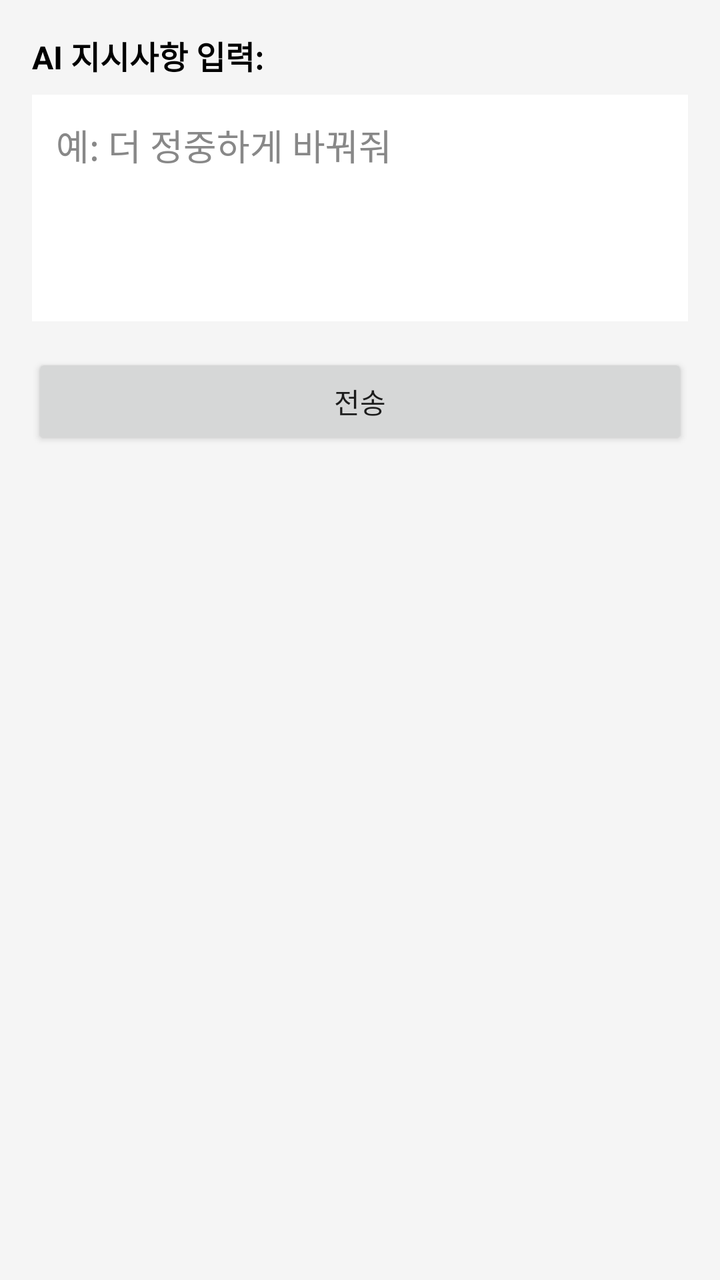
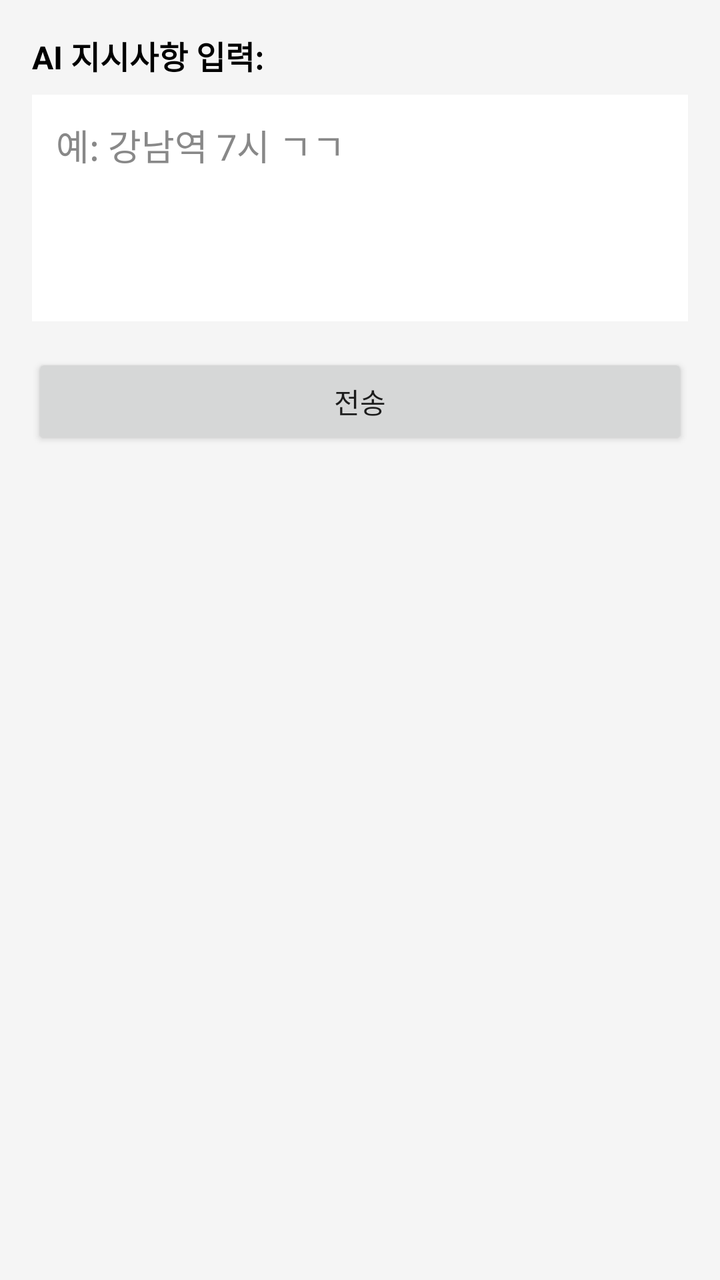

Compare the two renders of this Android layout. The source of the first and the diff that turns it into the second are given below.
<!-- AndroidManifest.xml: application theme Theme.AppCompat.Light.DarkActionBar -->
<!-- res/layout/activity_popup.xml -->
<?xml version="1.0" encoding="utf-8"?>
<ScrollView xmlns:android="http://schemas.android.com/apk/res/android"
    android:layout_width="match_parent"
    android:layout_height="wrap_content"
    android:background="#F5F5F5"
    android:padding="16dp">

    <LinearLayout
        android:layout_width="match_parent"
        android:layout_height="wrap_content"
        android:orientation="vertical">

        <TextView
            android:layout_width="wrap_content"
            android:layout_height="wrap_content"
            android:text="AI 지시사항 입력:"
            android:textStyle="bold"
            android:textColor="#000000"
            android:textSize="16sp"
            android:layout_marginBottom="8dp"/>

        
        <EditText
            android:id="@+id/etUserInput"
            android:layout_width="match_parent"
            android:layout_height="wrap_content"
            android:minLines="4"
            android:gravity="top|start"
            android:hint="예: 더 정중하게 바꿔줘"
            android:textColor="#000000"
            android:textColorHint="#888888"
            android:background="#FFFFFF"
            android:padding="12dp"
            android:layout_marginBottom="16dp"/>

        <Button
            android:id="@+id/btnSend"
            android:layout_width="match_parent"
            android:layout_height="wrap_content"
            android:text="전송"
            android:layout_marginBottom="16dp"/>

        
        <Button
            android:id="@+id/btnOption1"
            android:layout_width="match_parent"
            android:layout_height="wrap_content"
            android:visibility="gone"
            android:textColor="#000000"
            android:backgroundTint="#E0E0E0"
            android:gravity="start|center_vertical"
            android:padding="12dp"
            android:layout_marginBottom="8dp"/>

        <Button
            android:id="@+id/btnOption2"
            android:layout_width="match_parent"
            android:layout_height="wrap_content"
            android:visibility="gone"
            android:textColor="#000000"
            android:backgroundTint="#E0E0E0"
            android:gravity="start|center_vertical"
            android:padding="12dp"/>
    </LinearLayout>
</ScrollView>
<!-- resources referenced by this layout -->
<resources>

</resources>

<!-- the commit's change to res/layout/activity_popup.xml (unified diff, before → after) -->
@@ -19,14 +19,13 @@
             android:textSize="16sp"
             android:layout_marginBottom="8dp"/>
 
-        
         <EditText
             android:id="@+id/etUserInput"
             android:layout_width="match_parent"
             android:layout_height="wrap_content"
             android:minLines="4"
             android:gravity="top|start"
-            android:hint="예: 더 정중하게 바꿔줘"
+            android:hint="예: 강남역 7시 ㄱㄱ"
             android:textColor="#000000"
             android:textColorHint="#888888"
             android:background="#FFFFFF"
@@ -40,7 +39,6 @@
             android:text="전송"
             android:layout_marginBottom="16dp"/>
 
-        
         <Button
             android:id="@+id/btnOption1"
             android:layout_width="match_parent"
@@ -60,6 +58,35 @@
             android:textColor="#000000"
             android:backgroundTint="#E0E0E0"
             android:gravity="start|center_vertical"
-            android:padding="12dp"/>
+            android:padding="12dp"
+            android:layout_marginBottom="8dp"/>
+
+        
+        <LinearLayout
+            android:id="@+id/layoutExtraButtons"
+            android:layout_width="match_parent"
+            android:layout_height="wrap_content"
+            android:orientation="horizontal"
+            android:visibility="gone">
+
+            <Button
+                android:id="@+id/btnRefresh"
+                android:layout_width="0dp"
+                android:layout_height="wrap_content"
+                android:layout_weight="1"
+                android:text="🔄 다시 생성"
+                android:backgroundTint="#2196F3"
+                android:layout_marginEnd="4dp"/>
+
+            <Button
+                android:id="@+id/btnUseOriginal"
+                android:layout_width="0dp"
+                android:layout_height="wrap_content"
+                android:layout_weight="1"
+                android:text="✍️ 내 초안 쓰기"
+                android:backgroundTint="#4CAF50"
+                android:layout_marginStart="4dp"/>
+        </LinearLayout>
+
     </LinearLayout>
 </ScrollView>
